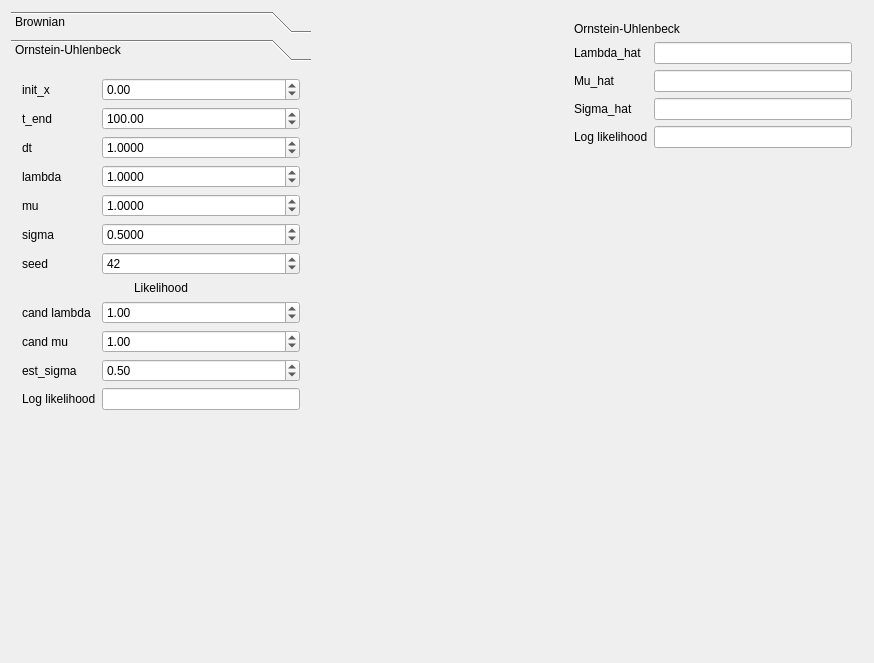
First picture: the form in Tools/ToolStochasticityInspector/qtstochasticityinspectormaindialog.ui, repository richelbilderbeek/ProjectRichelBilderbeek, before the edit.
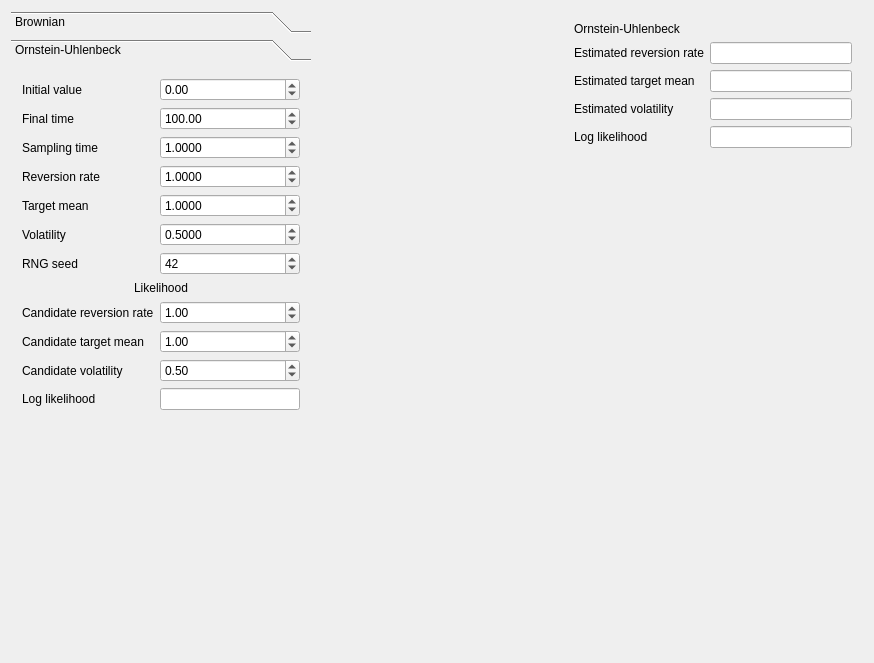
Second picture: the form after the edit. Custom widgets are drawn as their Qt base class.

Patch:
```diff
--- a/Tools/ToolStochasticityInspector/qtstochasticityinspectormaindialog.ui
+++ b/Tools/ToolStochasticityInspector/qtstochasticityinspectormaindialog.ui
@@ -102,9 +102,12 @@
        </item>
        <item row="4" column="0">
         <widget class="QLabel" name="label_mu">
-         <property name="text">
+         <property name="toolTip">
           <string>mu</string>
          </property>
+         <property name="text">
+          <string>Target mean</string>
+         </property>
         </widget>
        </item>
        <item row="16" column="0">
@@ -136,7 +139,7 @@
        <item row="14" column="0">
         <widget class="QLabel" name="label_8">
          <property name="text">
-          <string>est_sigma</string>
+          <string>Candidate volatility</string>
          </property>
         </widget>
        </item>
@@ -152,9 +155,12 @@
        </item>
        <item row="5" column="0">
         <widget class="QLabel" name="label_sigma">
-         <property name="text">
+         <property name="toolTip">
           <string>sigma</string>
          </property>
+         <property name="text">
+          <string>Volatility</string>
+         </property>
         </widget>
        </item>
        <item row="5" column="1">
@@ -195,14 +201,14 @@
        <item row="1" column="0">
         <widget class="QLabel" name="label_t_end">
          <property name="text">
-          <string>t_end</string>
+          <string>Final time</string>
          </property>
         </widget>
        </item>
        <item row="6" column="0">
         <widget class="QLabel" name="label_seed">
          <property name="text">
-          <string>seed</string>
+          <string>RNG seed</string>
          </property>
         </widget>
        </item>
@@ -219,14 +225,14 @@
        <item row="12" column="0">
         <widget class="QLabel" name="label_3">
          <property name="text">
-          <string>cand lambda</string>
+          <string>Candidate reversion rate</string>
          </property>
         </widget>
        </item>
        <item row="0" column="0">
         <widget class="QLabel" name="label_init_x">
          <property name="text">
-          <string>init_x</string>
+          <string>Initial value</string>
          </property>
         </widget>
        </item>
@@ -243,7 +249,7 @@
        <item row="2" column="0">
         <widget class="QLabel" name="label_dt">
          <property name="text">
-          <string>dt</string>
+          <string>Sampling time</string>
          </property>
         </widget>
        </item>
@@ -269,7 +275,7 @@
        <item row="3" column="0">
         <widget class="QLabel" name="label_lambda">
          <property name="text">
-          <string>lambda</string>
+          <string>Reversion rate</string>
          </property>
         </widget>
        </item>
@@ -292,7 +298,7 @@
        <item row="13" column="0">
         <widget class="QLabel" name="label">
          <property name="text">
-          <string>cand mu</string>
+          <string>Candidate target mean</string>
          </property>
         </widget>
        </item>
@@ -332,7 +338,7 @@
       <item row="3" column="0">
        <widget class="QLabel" name="label_7">
         <property name="text">
-         <string>Sigma_hat</string>
+         <string>Estimated volatility</string>
         </property>
        </widget>
       </item>
@@ -346,14 +352,14 @@
       <item row="1" column="0">
        <widget class="QLabel" name="label_4">
         <property name="text">
-         <string>Lambda_hat</string>
+         <string>Estimated reversion rate</string>
         </property>
        </widget>
       </item>
       <item row="2" column="0">
        <widget class="QLabel" name="label_6">
         <property name="text">
-         <string>Mu_hat</string>
+         <string>Estimated target mean</string>
         </property>
        </widget>
       </item>
@@ -399,7 +405,11 @@
        </widget>
       </item>
       <item row="4" column="1">
-       <widget class="QLineEdit" name="edit_max_log_likelihood"/>
+       <widget class="QLineEdit" name="edit_max_log_likelihood">
+        <property name="readOnly">
+         <bool>true</bool>
+        </property>
+       </widget>
       </item>
      </layout>
     </widget>
```
Left out of the diff: 6 changed lines with no effect on the pictures.
